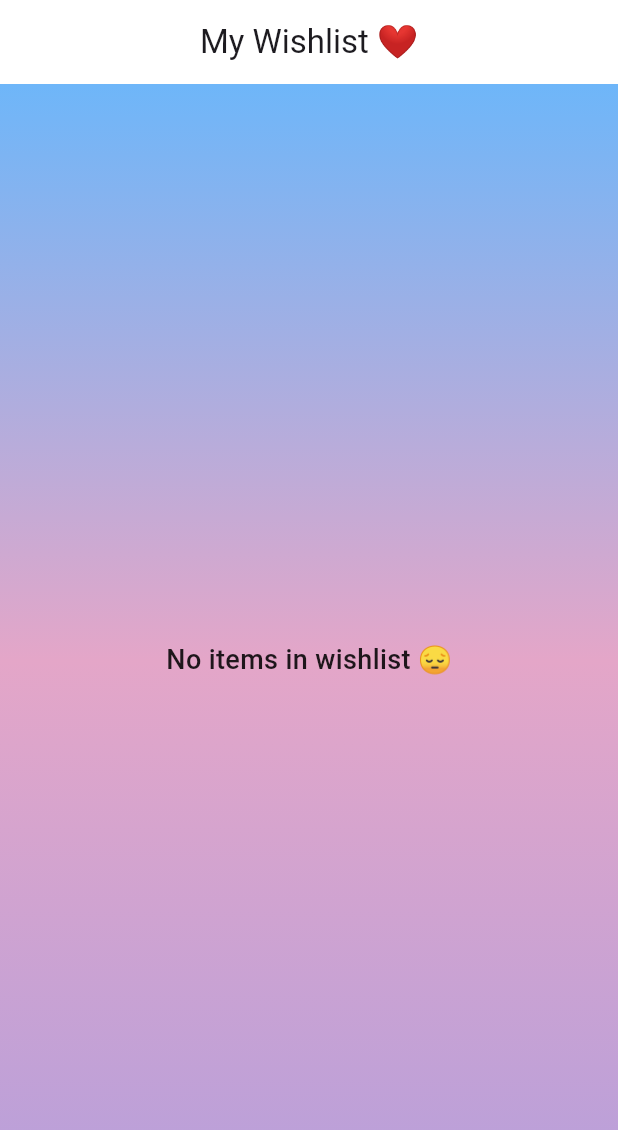
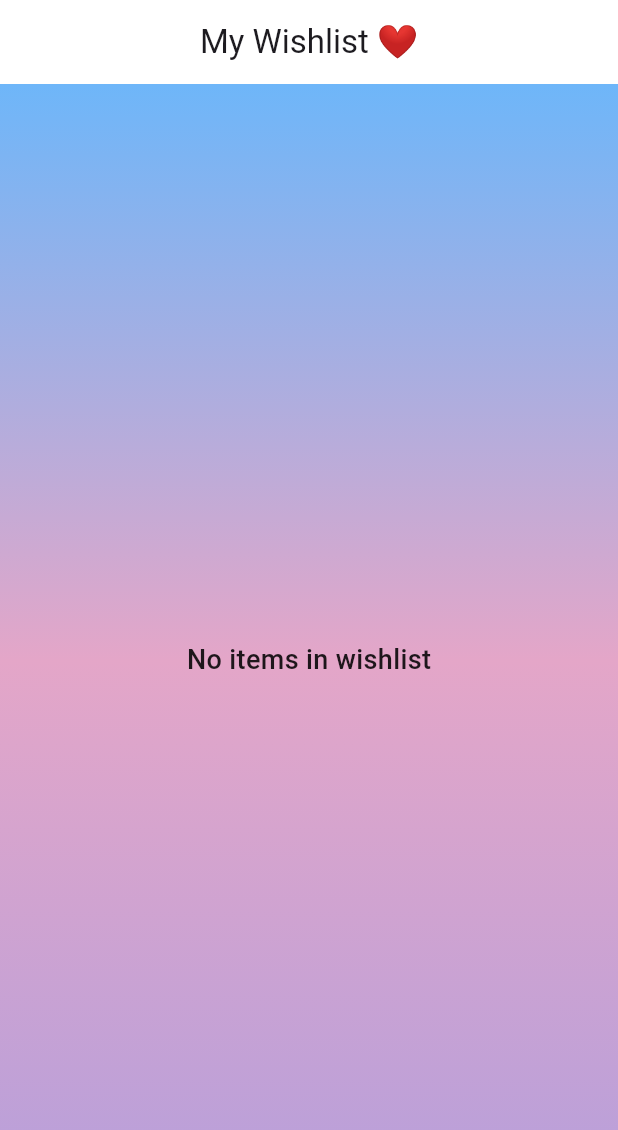
Before and after one commit to kainatseerat123/project-Ecommerce, a Flutter app: the WishlistScreen screen opened directly with empty values, on a phone screen of 412 x 824 dp. Shown: the top 1130 px of the screen. Run offline on Flutter 3.47's test engine with Material 3 defaults, Android fonts, the phone set to English and light mode, and no system bars; our stand-ins replace iconsax.

Commit message:
Your message

```diff
--- a/lib/wishlist_screen.dart
+++ b/lib/wishlist_screen.dart
@@ -37,7 +37,7 @@ class _WishlistScreenState extends State<WishlistScreen> {
         child: wishlistItems.isEmpty
             ? const Center(
           child: Text(
-            "No items in wishlist 😔",
+            "No items in wishlist",
             style: TextStyle(fontSize: 18, fontWeight: FontWeight.w500),
           ),
         )
```
